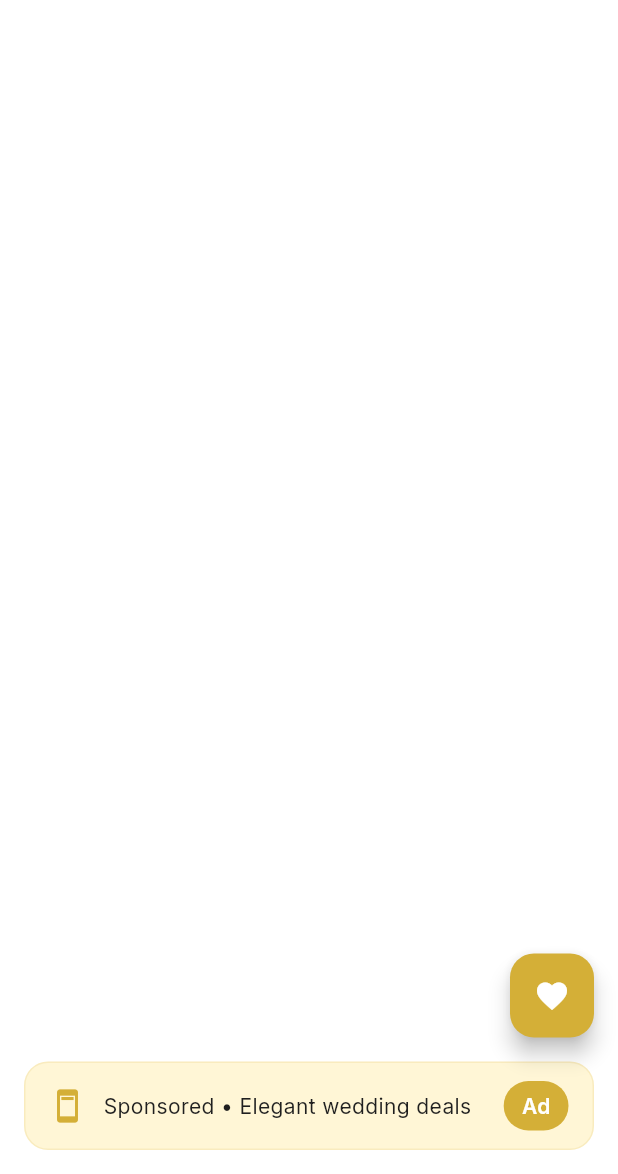
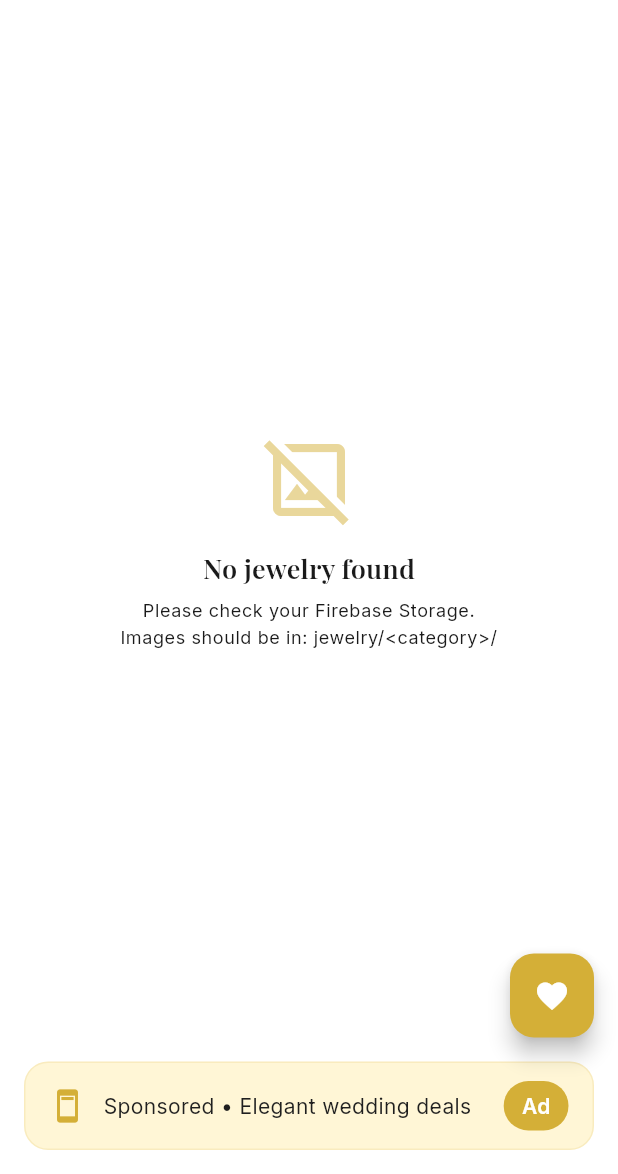
Before and after one commit to najmulmyself/bridal-jwellary, a Flutter app: the screen it shows after launch, on a phone screen of 412 x 824 dp, the part 62-1236 px from its top. Run offline on Flutter 3.47's test engine with Material 3 defaults, Android fonts, the phone set to English and light mode, and no system bars; our stand-ins replace cloud_firestore, dio, firebase_core, google_fonts, shared_preferences; missing offline and left inert: gal; accounts and stored records are empty.

Commit message:
Update dependencies and enhance error handling in gallery app
- Updated Android Gradle plugin and Kotlin version in settings.gradle.
- Improved HomePage to handle loading, error, and empty states for gallery items.
- Added image download functionality in ImageViewerPage using Dio and gal package.
- Refactored FirebaseStorageService to use Firestore for fetching jewelry items and added a method to add sample data.
- Enhanced GalleryState to manage loading and error states with retry functionality.
- Removed firebase_storage dependency and replaced it with cloud_firestore in pubspec.yaml.
- Updated pubspec.lock with new dependencies and versions.

```diff
--- a/lib/pages/home_page.dart
+++ b/lib/pages/home_page.dart
@@ -51,7 +51,76 @@ class HomePage extends StatelessWidget {
       body: SafeArea(
         child: Consumer<GalleryState>(
           builder: (context, gallery, _) {
+            // Loading state
+            if (gallery.isLoading) {
+              return Center(
+                child: Column(
+                  mainAxisSize: MainAxisSize.min,
+                  children: [
+                    CircularProgressIndicator(color: cs.primary),
+                    const SizedBox(height: 16),
+                    Text('Loading jewelry...',
+                        style: Theme.of(context).textTheme.bodyMedium),
+                  ],
+                ),
+              );
+            }
+
+            // Error state
+            if (gallery.errorMessage != null) {
+              return Center(
+                child: Padding(
+                  padding: const EdgeInsets.all(24),
+                  child: Column(
+                    mainAxisSize: MainAxisSize.min,
+                    children: [
+                      Icon(Icons.error_outline, size: 64, color: cs.error),
+                      const SizedBox(height: 16),
+                      Text('Oops! Something went wrong',
+                          style: Theme.of(context).textTheme.titleMedium),
+                      const SizedBox(height: 8),
+                      Text(gallery.errorMessage!,
+                          style: Theme.of(context).textTheme.bodySmall,
+                          textAlign: TextAlign.center),
+                      const SizedBox(height: 16),
+                      ElevatedButton.icon(
+                        onPressed: () => gallery.retry(),
+                        icon: const Icon(Icons.refresh),
+                        label: const Text('Retry'),
+                      ),
+                    ],
+                  ),
+                ),
+              );
+            }
+
             final items = gallery.filteredItems;
+
+            // Empty state
+            if (items.isEmpty) {
+              return Center(
+                child: Padding(
+                  padding: const EdgeInsets.all(24),
+                  child: Column(
+                    mainAxisSize: MainAxisSize.min,
+                    children: [
+                      Icon(Icons.image_not_supported_outlined,
+                          size: 64, color: cs.primary.withValues(alpha: 0.5)),
+                      const SizedBox(height: 16),
+                      Text('No jewelry found',
+                          style: Theme.of(context).textTheme.titleMedium),
+                      const SizedBox(height: 8),
+                      Text(
+                          'Please check your Firebase Storage.\nImages should be in: jewelry/<category>/',
+                          style: Theme.of(context).textTheme.bodySmall,
+                          textAlign: TextAlign.center),
+                    ],
+                  ),
+                ),
+              );
+            }
+
+            // Grid view
             return Padding(
               padding: const EdgeInsets.symmetric(horizontal: 12, vertical: 8),
               child: GridView.builder(
--- a/lib/services/firebase_storage_service.dart
+++ b/lib/services/firebase_storage_service.dart
@@ -1,32 +1,69 @@
-import 'package:firebase_storage/firebase_storage.dart';
+import 'package:cloud_firestore/cloud_firestore.dart';
 import 'package:glimmer/models/jewelry_item.dart';
 
 class FirebaseStorageService {
-  final FirebaseStorage _storage = FirebaseStorage.instance;
+  final FirebaseFirestore _firestore = FirebaseFirestore.instance;
 
   Future<List<JewelryItem>> getJewelryItems() async {
     try {
-      final List<JewelryItem> items = [];
-      final ListResult result = await _storage.ref('jewelry').listAll();
+      final querySnapshot = await _firestore.collection('jewelry_items').get();
 
-      for (final prefix in result.prefixes) {
-        final category = prefix.name;
-        final ListResult categoryResult = await prefix.listAll();
-        for (final item in categoryResult.items) {
-          final imageUrl = await item.getDownloadURL();
-          final id = item.name.split('.').first;
-          items.add(JewelryItem(
-            id: id,
-            imageUrl: imageUrl,
-            category: category,
-            title: id.replaceAll('_', ' '),
-          ));
-        }
-      }
-      return items;
+      return querySnapshot.docs.map((doc) {
+        final data = doc.data();
+        return JewelryItem(
+          id: doc.id,
+          imageUrl: data['imageUrl'] ?? '',
+          category: data['category'] ?? 'Uncategorized',
+          title: data['title'] ?? '',
+        );
+      }).toList();
     } catch (e) {
-      print('Error getting jewelry images: $e');
+      print('Error getting jewelry items from Firestore: $e');
       return [];
     }
   }
+
+  // Method to add sample data (for testing)
+  Future<void> addSampleItems() async {
+    try {
+      final batch = _firestore.batch();
+
+      final sampleItems = [
+        {
+          'imageUrl':
+              'https://images.unsplash.com/photo-1515562141207-7a88fb7ce338?w=800',
+          'category': 'Necklaces',
+          'title': 'Golden Bridal Necklace'
+        },
+        {
+          'imageUrl':
+              'https://images.unsplash.com/photo-1601121141461-9d6647bca1ed?w=800',
+          'category': 'Earrings',
+          'title': 'Pearl Drop Earrings'
+        },
+        {
+          'imageUrl':
+              'https://images.unsplash.com/photo-1611591437281-460bfbe1220a?w=800',
+          'category': 'Bangles',
+          'title': 'Traditional Gold Bangles'
+        },
+        {
+          'imageUrl':
+              'https://images.unsplash.com/photo-1535632066927-ab7c9ab60908?w=800',
+          'category': 'Bridal Sets',
+          'title': 'Complete Bridal Set'
+        },
+      ];
+
+      for (var item in sampleItems) {
+        final docRef = _firestore.collection('jewelry_items').doc();
+        batch.set(docRef, item);
+      }
+
+      await batch.commit();
+      print('Sample items added successfully!');
+    } catch (e) {
+      print('Error adding sample items: $e');
+    }
+  }
 }
--- a/lib/state/gallery_state.dart
+++ b/lib/state/gallery_state.dart
@@ -17,15 +17,36 @@ class GalleryState extends ChangeNotifier {
   final Set<String> _favoriteIds = <String>{};
   String? _currentCategory; // null means all
   int _swipeCount = 0;
+  bool _isLoading = true;
+  String? _errorMessage;
 
   GalleryState() {
     _loadFavorites();
     _fetchJewelryItems();
   }
 
+  bool get isLoading => _isLoading;
+  String? get errorMessage => _errorMessage;
+
   Future<void> _fetchJewelryItems() async {
-    _items = await _storageService.getJewelryItems();
-    notifyListeners();
+    try {
+      _isLoading = true;
+      _errorMessage = null;
+      notifyListeners();
+
+      _items = await _storageService.getJewelryItems();
+      _isLoading = false;
+      notifyListeners();
+    } catch (e) {
+      _isLoading = false;
+      _errorMessage = 'Failed to load images: $e';
+      notifyListeners();
+      debugPrint('Error fetching jewelry items: $e');
+    }
+  }
+
+  Future<void> retry() async {
+    await _fetchJewelryItems();
   }
 
   List<JewelryItem> get items => List.unmodifiable(_items);
--- a/pubspec.yaml
+++ b/pubspec.yaml
@@ -14,7 +14,11 @@ dependencies:
   cupertino_icons: ^1.0.8
   google_fonts: ^6.1.0
   firebase_core: ^4.1.1
-  firebase_storage: ^13.0.2
+  cloud_firestore: ^6.0.2
+  dio: ^5.9.0
+  path_provider: ^2.1.5
+  permission_handler: ^12.0.1
+  gal: ^2.3.2
 
 dev_dependencies:
   flutter_test:
```
Also changed, not shown: lib/pages/image_viewer_page.dart (+56 -0 lines), pubspec.lock, 8 other files.
